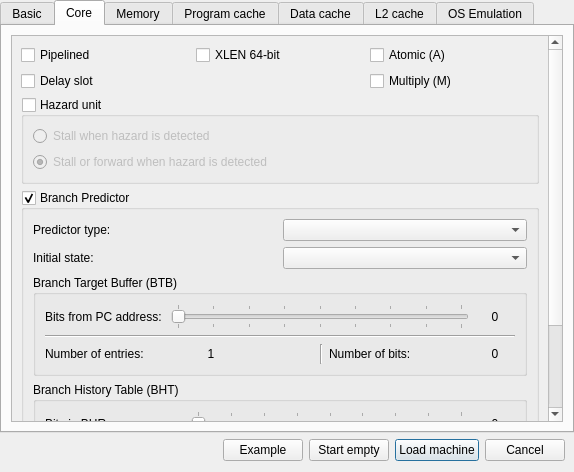
The window that src/gui/dialogs/new/NewDialog.ui (cvut/qtrvsim) describes before a commit, drawn with Qt 5.
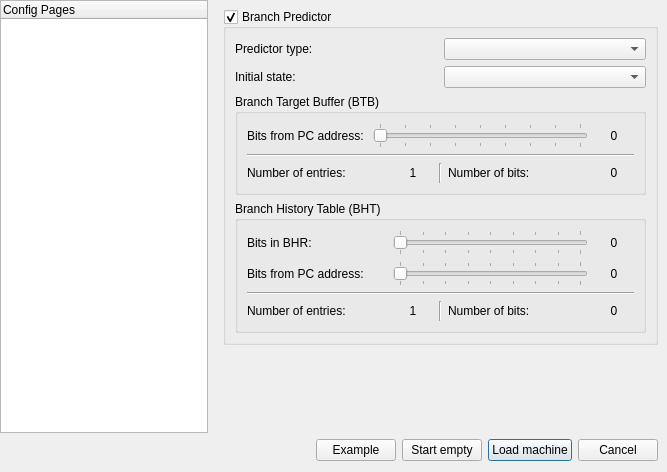
The same window after the commit. The open tabs and pages were chosen to show the change.

Commit message:
GUI: switch "New" dialog page selection to tree widget, polishing required
This is experiment to propose solution of hard to navigate list of tab topics.

It is related to issue

New dialog tab/page selection rework #150

Diff of the .ui file:
```diff
--- a/src/gui/dialogs/new/NewDialog.ui
+++ b/src/gui/dialogs/new/NewDialog.ui
@@ -6,7 +6,7 @@
    <rect>
     <x>0</x>
     <y>0</y>
-    <width>574</width>
+    <width>667</width>
     <height>472</height>
    </rect>
   </property>
@@ -27,14 +27,22 @@
     <number>0</number>
    </property>
    <item>
-    <widget class="QTabWidget" name="tabWidget">
-     <property name="currentIndex">
-      <number>0</number>
-     </property>
-     <widget class="QWidget" name="tab">
-      <attribute name="title">
-       <string>Basic</string>
-      </attribute>
+    <layout class="QHBoxLayout" name="horizontalLayout_4">
+     <item>
+      <widget class="QTreeWidget" name="page_select_tree">
+       <column>
+        <property name="text">
+         <string notr="true">Config Pages</string>
+        </property>
+       </column>
+      </widget>
+     </item>
+     <item>
+      <widget class="QStackedWidget" name="config_pages">
+       <widget class="QWidget" name="tab_preset_load">
+        <property name="accessibleName">
+         <string>Presets and ELF File</string>
+        </property>
       <layout class="QVBoxLayout" name="verticalLayout_5">
        <item>
         <widget class="QGroupBox" name="preset_box">
@@ -131,26 +139,8 @@
       </layout>
      </widget>
      <widget class="QWidget" name="tab_core">
-      <attribute name="title">
-       <string>Core</string>
-      </attribute>
-      <layout class="QVBoxLayout" name="verticalLayout_2">
-       <property name="sizeConstraint">
-        <enum>QLayout::SetDefaultConstraint</enum>
-       </property>
-       <item>
-        <widget class="QScrollArea" name="scroll_core">
-         <property name="widgetResizable">
-          <bool>true</bool>
-         </property>
-         <widget class="QWidget" name="layout_scroll_core">
-          <property name="geometry">
-           <rect>
-            <x>0</x>
-            <y>0</y>
-            <width>536</width>
-            <height>519</height>
-           </rect>
+        <property name="accessibleName">
+         <string>Core ISA and Hazards</string>
           </property>
           <layout class="QVBoxLayout" name="verticalLayout_8">
            <item>
@@ -225,6 +215,26 @@
             </widget>
            </item>
            <item>
+          <spacer name="verticalSpacer_1">
+           <property name="orientation">
+            <enum>Qt::Vertical</enum>
+           </property>
+           <property name="sizeHint" stdset="0">
+            <size>
+             <width>20</width>
+             <height>40</height>
+            </size>
+           </property>
+          </spacer>
+         </item>
+        </layout>
+       </widget>
+       <widget class="QWidget" name="tab_branch_predictor">
+        <property name="accessibleName">
+         <string>Branch Predictor</string>
+        </property>
+        <layout class="QVBoxLayout" name="verticalLayout_10">
+         <item>
             <widget class="QGroupBox" name="group_bp">
              <property name="title">
               <string>Branch Predictor</string>
@@ -604,16 +614,25 @@
              </layout>
             </widget>
            </item>
-          </layout>
-         </widget>
-        </widget>
+         <item>
+          <spacer name="verticalSpacer_5">
+           <property name="orientation">
+            <enum>Qt::Vertical</enum>
+           </property>
+           <property name="sizeHint" stdset="0">
+            <size>
+             <width>20</width>
+             <height>40</height>
+            </size>
+           </property>
+          </spacer>
        </item>
       </layout>
      </widget>
      <widget class="QWidget" name="tab_memory">
-      <attribute name="title">
-       <string>Memory</string>
-      </attribute>
+        <property name="accessibleName">
+         <string>Memory Timings</string>
+        </property>
       <layout class="QVBoxLayout" name="verticalLayout_4">
        <item>
         <widget class="QCheckBox" name="mem_protec_write">
@@ -736,27 +755,24 @@
       </layout>
      </widget>
      <widget class="QWidget" name="tab_cache_program">
-      <attribute name="title">
-       <string>Program cache</string>
-      </attribute>
+        <property name="accessibleName">
+         <string>L1 Program Cache</string>
+        </property>
      </widget>
      <widget class="QWidget" name="tab_cache_data">
-      <attribute name="title">
-       <string>Data cache</string>
-      </attribute>
+        <property name="accessibleName">
+         <string>L1 Data Cache</string>
+        </property>
      </widget>
      <widget class="QWidget" name="tab_cache_level2">
-      <attribute name="title">
-       <string>L2 cache</string>
-      </attribute>
+        <property name="accessibleName">
+         <string>L2 Cache</string>
+        </property>
      </widget>
      <widget class="QWidget" name="tab_os_emulation">
-      <property name="enabled">
-       <bool>true</bool>
-      </property>
-      <attribute name="title">
-       <string>OS Emulation</string>
-      </attribute>
+        <property name="accessibleName">
+         <string>System Emulation and IRQ</string>
+        </property>
       <layout class="QVBoxLayout" name="verticalLayout_7">
        <item>
         <widget class="QCheckBox" name="osemu_enable">
@@ -845,6 +861,8 @@
       </layout>
      </widget>
     </widget>
+     </item>
+    </layout>
    </item>
    <item>
     <layout class="QHBoxLayout" name="horizontalLayout_2">
```
Lines whose indentation alone changed are shown as unchanged. The commit also changes 2 other files.
